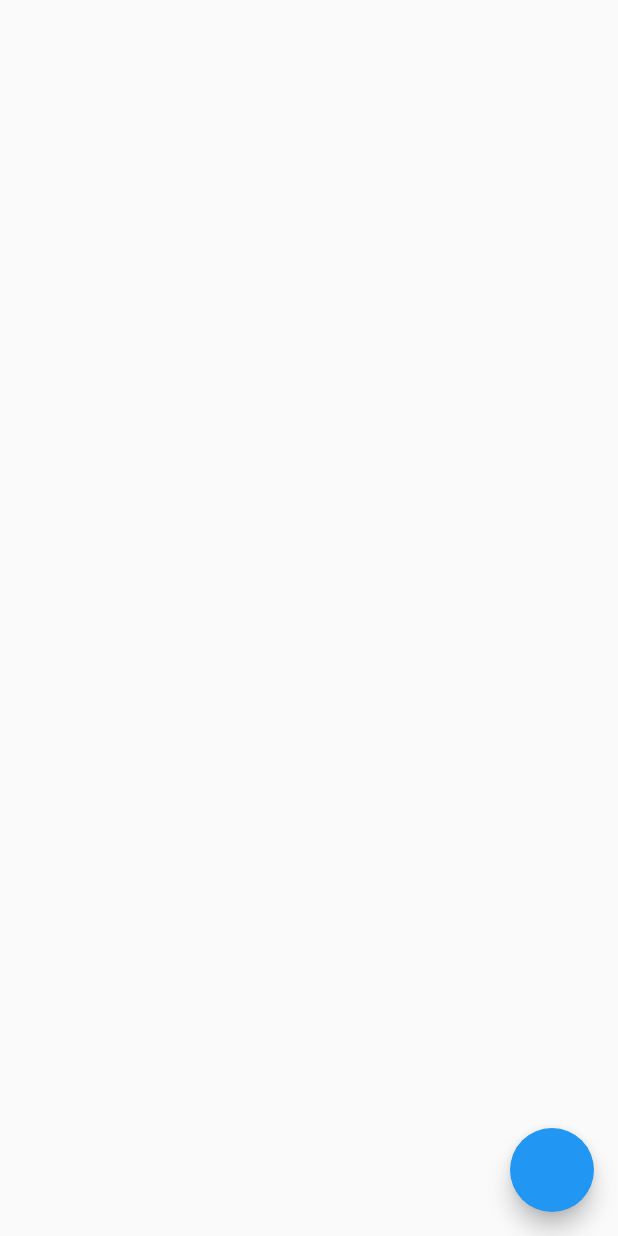
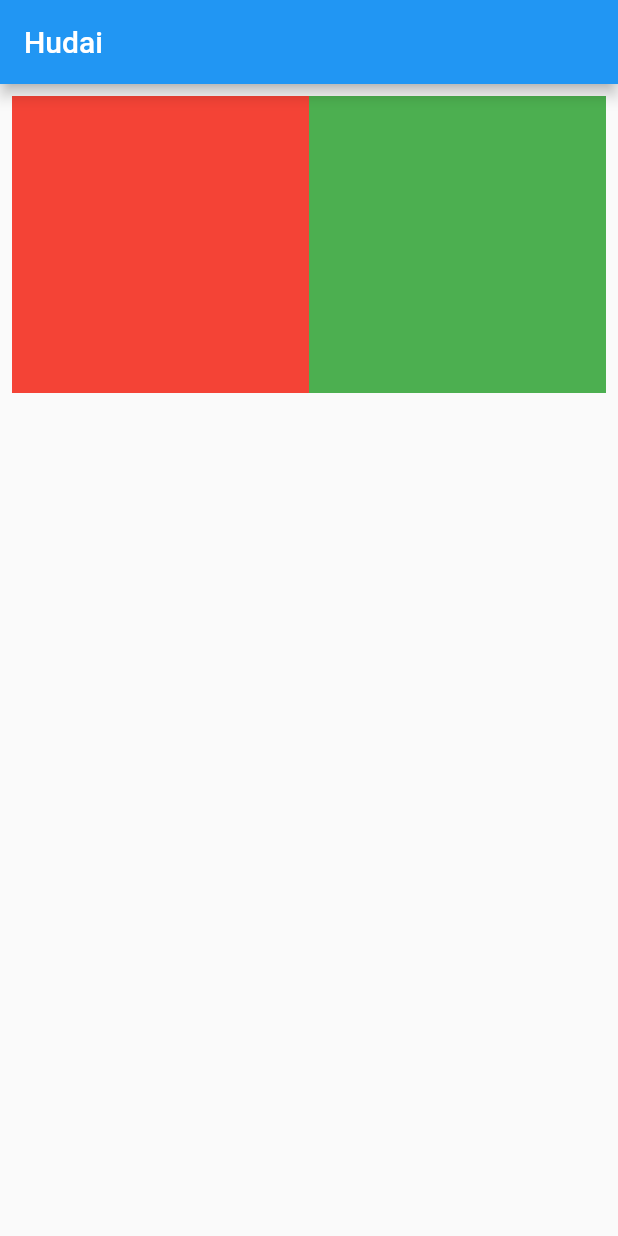
Before and after one commit to mzahin01/hope, a Flutter app: the screen it shows after launch, on a phone screen of 412 x 824 dp. Run offline on Flutter 3.47's test engine with Material 2 defaults, Android fonts, the phone set to English and light mode, and no system bars.

Commit message:
2nd?ish commit

```diff
--- a/lib/main.dart
+++ b/lib/main.dart
@@ -1,4 +1,6 @@
 import 'package:flutter/material.dart';
+import 'package:hope/ptwo.dart';
+import 'package:hope/pthree.dart';
 
 main() {
   runApp(const MaterialApp(
@@ -12,9 +14,25 @@ class Appli extends StatelessWidget {
   @override
   Widget build(BuildContext context) {
     return Scaffold(
-      floatingActionButton: FloatingActionButton(
-        onPressed: () {},
-      ),
-    );
+        appBar: AppBar(title: const Text("Hudai")),
+        body: Container(
+          height: MediaQuery.of(context).size.height / 2,
+          width: MediaQuery.of(context).size.height / 2,
+          margin: const EdgeInsets.all(8),
+          child: GridView.builder(
+              gridDelegate: const SliverGridDelegateWithFixedCrossAxisCount(
+                  crossAxisCount: 2),
+              itemCount: 2,
+              itemBuilder: (context, int index) {
+                return _box(index);
+              }),
+        ));
+  }
+
+  Widget _box(int index) {
+    return Container(color: index / 2 == 0 ? Colors.red : Colors.green);
+    onPressed() {
+      if (index == 1) {}
+    }
   }
 }
```
